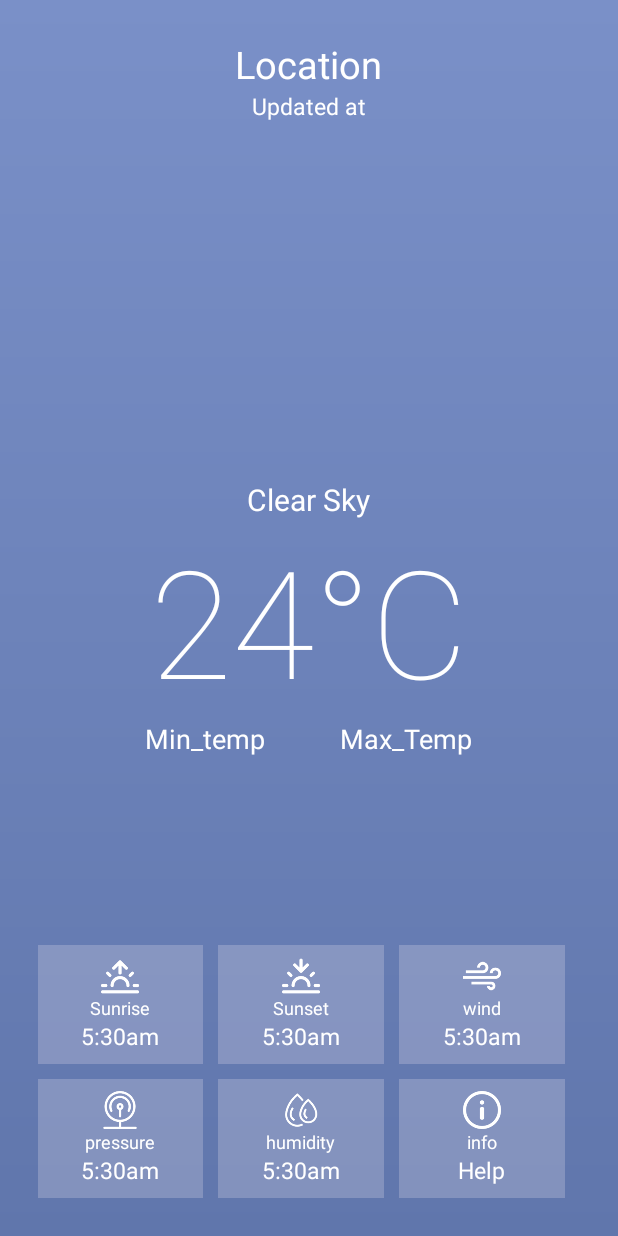
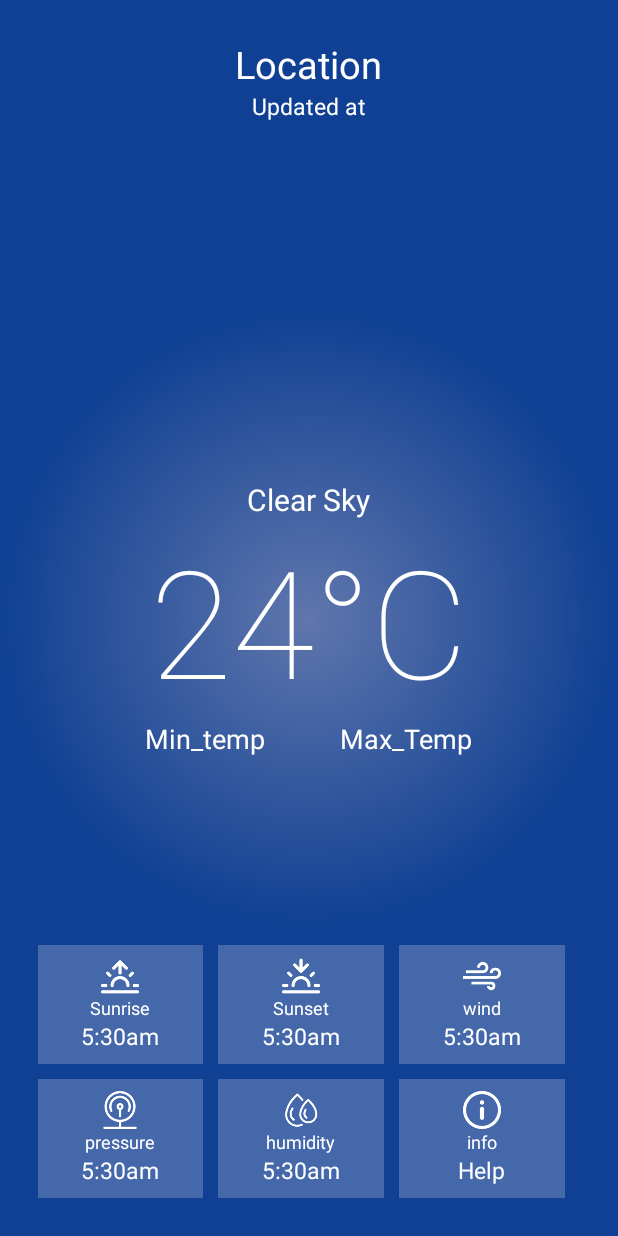
Before and after one commit to afoliveira111/App_Weather, an Android app: the layout activity_main.xml on its own in the app's theme, with its tools: preview values and no code run, on a phone screen of 412 x 824 dp. Run offline under Robolectric (Android 15) with nearby library versions, the phone set to English and light mode, and no system bars; network calls fail.

Commit message:
activity_main color back

```diff
--- a/app/src/main/res/drawable/background.xml
+++ b/app/src/main/res/drawable/background.xml
@@ -1,11 +1,10 @@
 <?xml version="1.0" encoding="utf-8"?>
 <shape xmlns:android="http://schemas.android.com/apk/res/android" android:shape="rectangle">
-
     <gradient
-        android:angle="90"
-        android:endColor="@color/material_dynamic_primary60"
+        android:centerX="0.5"
+        android:centerY="0.5"
+        android:endColor="#0F4093"
         android:startColor="@color/material_dynamic_primary50"
-        android:type="linear"
-        />
-
+        android:type="radial"
+        android:gradientRadius="50%p" />
 </shape>
```
